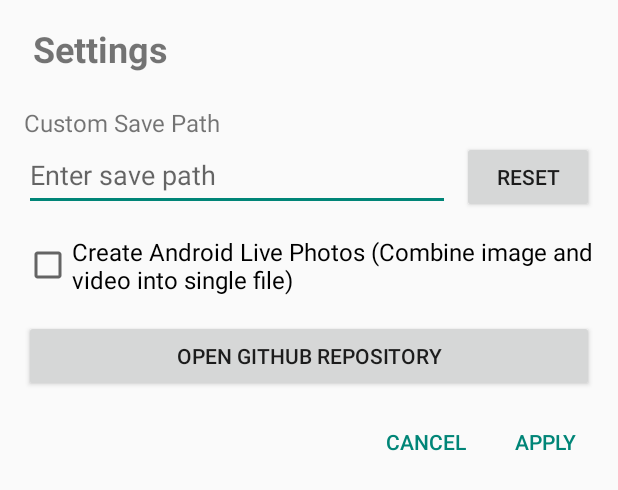
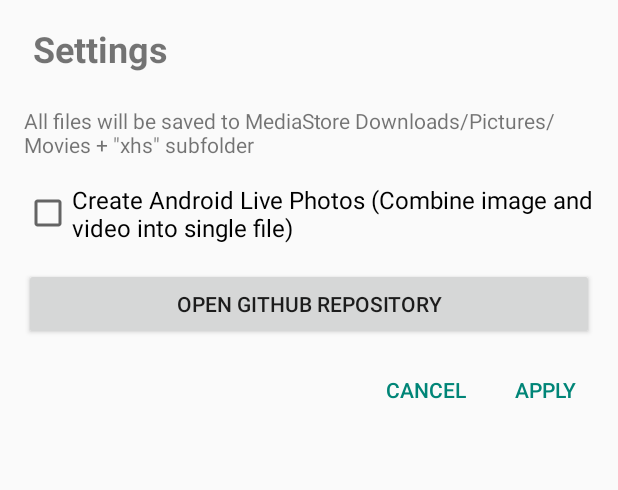
Before and after one commit to NEORUAA/XHS_Downloader_Android, an Android app: the layout dialog_settings.xml on its own in the app's theme, with its tools: preview values and no code run, on a phone screen of 412 x 824 dp. Shown: the top 490 px of the screen. Run offline under Robolectric (Android 15) with nearby library versions, the phone set to English and light mode, and no system bars.

Commit message:
refactor: 移除自定义路径，完全使用 MediaStore

```diff
--- a/app/src/main/java/com/neoruaa/xhsdn/MainActivity.java
+++ b/app/src/main/java/com/neoruaa/xhsdn/MainActivity.java
@@ -677,7 +677,7 @@ public class MainActivity extends AppCompatActivity {
     private void showSettingsDialog() {
         SettingsDialog settingsDialog = new SettingsDialog(this);
         settingsDialog.setOnSettingsAppliedListener(savePath -> {
-            // Handle settings applied if needed
+            // Handle settings applied if needed - savePath now represents the default path
             Toast.makeText(this, getString(R.string.settings_saved), Toast.LENGTH_SHORT).show();
         });
         settingsDialog.show();
--- a/app/src/main/res/layout/dialog_settings.xml
+++ b/app/src/main/res/layout/dialog_settings.xml
@@ -20,32 +20,9 @@
     <TextView
         android:layout_width="match_parent"
         android:layout_height="wrap_content"
-        android:text="@string/custom_save_path"
-        android:textSize="16sp" />
-
-    <LinearLayout
-        android:layout_width="match_parent"
-        android:layout_height="wrap_content"
-        android:orientation="horizontal"
-        android:layout_marginBottom="16dp">
-
-        <EditText
-            android:id="@+id/savePathEditText"
-            android:layout_width="0dp"
-            android:layout_height="wrap_content"
-            android:layout_weight="1"
-            android:hint="@string/enter_save_path"
-            android:inputType="text"
-            android:minHeight="48dp" />
-
-        <Button
-            android:id="@+id/resetPathButton"
-            android:layout_width="wrap_content"
-            android:layout_height="wrap_content"
-            android:layout_marginStart="8dp"
-            android:text="@string/reset_default" />
-
-    </LinearLayout>
+        android:text="@string/default_save_path_info"
+        android:textSize="14sp"
+        android:layout_marginBottom="16dp" />
 
     <LinearLayout
         android:layout_width="match_parent"
--- a/app/src/main/res/values/strings.xml
+++ b/app/src/main/res/values/strings.xml
@@ -17,9 +17,7 @@
     <string name="clear_input">Clear input</string>
     <string name="app_description"><![CDATA[origin resolution & no watermark]]></string>
     <string name="settings">Settings</string>
-    <string name="custom_save_path">Custom Save Path</string>
-    <string name="enter_save_path">Enter save path</string>
-    <string name="reset_default">Reset</string>
+    <string name="default_save_path_info">All files will be saved to MediaStore Downloads/Pictures/Movies + \"xhs\" subfolder</string>
     <string name="cancel">Cancel</string>
     <string name="apply">Apply</string>
     <string name="settings_saved">Settings saved successfully</string>
```
Also changed, not shown: app/src/main/java/com/neoruaa/xhsdn/FileDownloader.java (+7 -16 lines), app/src/main/java/com/neoruaa/xhsdn/SettingsDialog.java (+2 -15 lines), app/src/main/java/com/neoruaa/xhsdn/XHSDownloader.java (+5 -12 lines), 1 other file.
